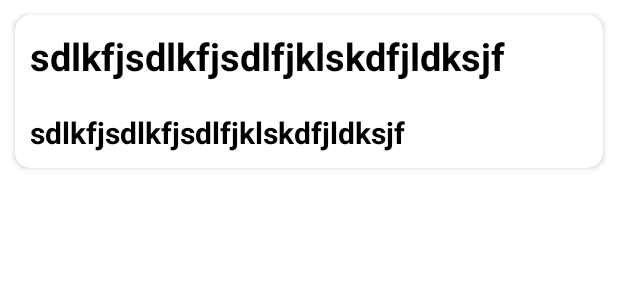
After one commit to BharathiKasi/RoomDBDemoApplication, an Android app: the layout subscriber_recycler_view.xml on its own in the app's theme, with its tools: preview values and no code run, on a phone screen of 412 x 824 dp. The commit adds this screen. Shown: the top 300 px of the screen. Run offline under Robolectric (Android 15) with nearby library versions, the phone set to English and light mode, and no system bars.

Commit message:
created the subscriber demo app.

```diff
--- a/app/src/main/AndroidManifest.xml
+++ b/app/src/main/AndroidManifest.xml
@@ -9,7 +9,7 @@
         android:roundIcon="@mipmap/ic_launcher_round"
         android:supportsRtl="true"
         android:theme="@style/Theme.RoomDemoApplication">
-        <activity android:name=".MainActivity">
+        <activity android:name=".activity.MainActivity">
             <intent-filter>
                 <action android:name="android.intent.action.MAIN" />
 
--- /dev/null
+++ b/app/src/main/res/layout/subscriber_recycler_view.xml
@@ -0,0 +1,54 @@
+<?xml version="1.0" encoding="utf-8"?>
+<layout
+    xmlns:android="http://schemas.android.com/apk/res/android"
+    xmlns:app="http://schemas.android.com/apk/res-auto"
+    >
+<LinearLayout
+    android:layout_width="match_parent"
+    android:layout_height="wrap_content"
+    android:orientation="vertical"
+    android:layout_marginBottom="20dp"
+    android:id="@+id/subscriber_list_item"
+    >
+    <androidx.cardview.widget.CardView
+        android:id="@+id/cardview"
+        android:layout_width="match_parent"
+        android:layout_height="wrap_content"
+        android:focusable="true"
+        android:layout_margin="10dp"
+        android:clickable="true"
+        app:cardBackgroundColor="@color/design_default_color_on_primary"
+        app:cardCornerRadius="10dp"
+        android:elevation="10dp"
+        android:layout_gravity="center">
+        <LinearLayout
+            android:layout_width="wrap_content"
+            android:layout_height="wrap_content"
+            android:orientation="vertical">
+        <androidx.appcompat.widget.AppCompatTextView
+            android:id="@+id/subscriberNameTV"
+            android:layout_width="wrap_content"
+            android:layout_height="wrap_content"
+            android:layout_margin="10dp"
+            android:textColor= "@color/black"
+            android:textSize="25sp"
+            android:textStyle="bold"
+            android:text="sdlkfjsdlkfjsdlfjklskdfjldksjf"
+            />
+
+        <androidx.appcompat.widget.AppCompatTextView
+            android:id="@+id/subscriberEmailTV"
+            android:layout_width="wrap_content"
+            android:layout_height="wrap_content"
+            android:layout_margin="10dp"
+            android:textColor= "@color/black"
+            android:textSize="20sp"
+            android:textStyle="bold"
+            android:text="sdlkfjsdlkfjsdlfjklskdfjldksjf"
+            />
+    </LinearLayout>
+    </androidx.cardview.widget.CardView>
+
+
+</LinearLayout>
+</layout>
```
Also changed, not shown: app/build.gradle (+13 -1 lines), app/src/main/java/com/bharathikasi/roomdemoapplication/MainActivity.kt (deleted, +0 -11 lines), app/src/main/java/com/bharathikasi/roomdemoapplication/activity/MainActivity.kt (added, +71 -0 lines), app/src/main/java/com/bharathikasi/roomdemoapplication/adapter/SubscriberRecyclerViewAdapter.kt (added, +48 -0 lines), app/src/main/java/com/bharathikasi/roomdemoapplication/data_access_object/SubscriberDAO.kt (added, +24 -0 lines), app/src/main/java/com/bharathikasi/roomdemoapplication/database/RoomDbHelper.kt (added, +33 -0 lines), app/src/main/java/com/bharathikasi/roomdemoapplication/dataclass/Subscriber.kt (added, +20 -0 lines), app/src/main/java/com/bharathikasi/roomdemoapplication/event/Event.kt (added, +24 -0 lines), app/src/main/java/com/bharathikasi/roomdemoapplication/repository/SubscriberRepository.kt (added, +26 -0 lines), app/src/main/java/com/bharathikasi/roomdemoapplication/viewmodel/SubscriberViewModel.kt (added, +125 -0 lines), app/src/main/java/com/bharathikasi/roomdemoapplication/viewmodel_factory/SubscriberViewModelFactory.kt (added, +17 -0 lines), app/src/main/res/layout/activity_main.xml (+74 -11 lines).
